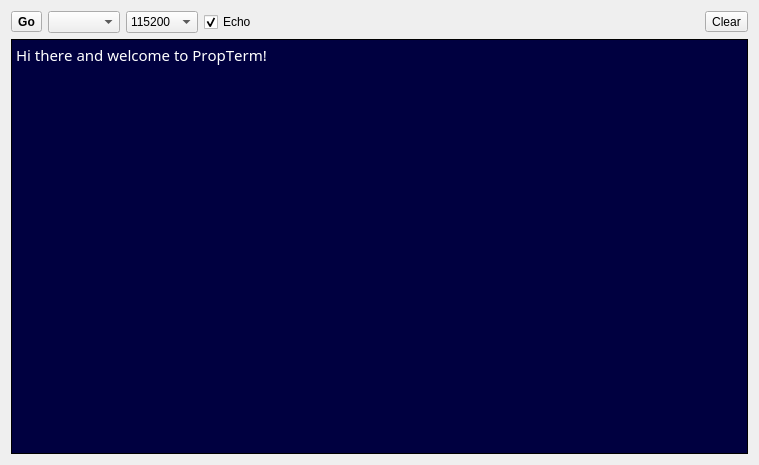
First picture: the form in propterm.ui, repository parallaxinc/PropellerIDE, before the edit.
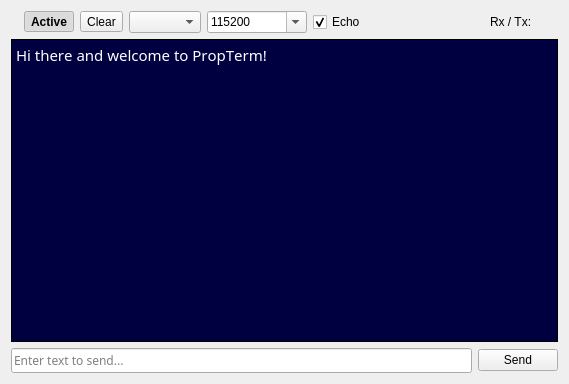
Second picture: the form after the edit. Icons and pictures are not drawn. Custom widgets are drawn as their Qt base class.

Commit message: IDE-140 Add input line to serial terminal

Diff of the .ui file:
```diff
--- a/propterm.ui
+++ b/propterm.ui
@@ -6,8 +6,8 @@
    <rect>
     <x>0</x>
     <y>0</y>
-    <width>759</width>
-    <height>465</height>
+    <width>569</width>
+    <height>384</height>
    </rect>
   </property>
   <property name="windowTitle">
@@ -16,6 +16,16 @@
   <layout class="QVBoxLayout" name="verticalLayout">
    <item>
     <layout class="QHBoxLayout" name="horizontalLayout">
+     <item>
+      <widget class="QLabel" name="activeLight">
+       <property name="text">
+        <string/>
+       </property>
+       <property name="pixmap">
+        <pixmap resource="icons/propterm/propterm.qrc">:/icons/propterm/led-green.png</pixmap>
+       </property>
+      </widget>
+     </item>
      <item>
       <widget class="QToolButton" name="enable">
        <property name="font">
@@ -31,11 +41,27 @@
         <string>Enable terminal</string>
        </property>
        <property name="text">
-        <string>Go</string>
+        <string>Active</string>
        </property>
        <property name="checkable">
         <bool>true</bool>
        </property>
+       <property name="checked">
+        <bool>true</bool>
+       </property>
+      </widget>
+     </item>
+     <item>
+      <widget class="QToolButton" name="clear">
+       <property name="toolTip">
+        <string>Clear all terminal text</string>
+       </property>
+       <property name="statusTip">
+        <string>Clear all terminal text</string>
+       </property>
+       <property name="text">
+        <string>Clear</string>
+       </property>
       </widget>
      </item>
      <item>
@@ -59,6 +85,12 @@
          <verstretch>0</verstretch>
         </sizepolicy>
        </property>
+       <property name="minimumSize">
+        <size>
+         <width>100</width>
+         <height>0</height>
+        </size>
+       </property>
        <property name="toolTip">
         <string>Select baud rate</string>
        </property>
@@ -66,7 +98,7 @@
         <string>Select baud rate</string>
        </property>
        <property name="editable">
-        <bool>false</bool>
+        <bool>true</bool>
        </property>
        <property name="currentIndex">
         <number>3</number>
@@ -117,7 +149,12 @@
       </widget>
      </item>
      <item>
-      <widget class="QCheckBox" name="echo">
+      <widget class="QCheckBox" name="checkEcho">
+       <property name="font">
+        <font>
+         <pointsize>9</pointsize>
+        </font>
+       </property>
        <property name="toolTip">
         <string>Enable terminal input echo</string>
        </property>
@@ -146,7 +183,22 @@
       </spacer>
      </item>
      <item>
-      <widget class="QToolButton" name="clear">
+      <widget class="QLabel" name="rxText">
+       <property name="font">
+        <font>
+         <pointsize>9</pointsize>
+        </font>
+       </property>
+       <property name="text">
+        <string>Rx / Tx:</string>
+       </property>
+       <property name="textFormat">
+        <enum>Qt::AutoText</enum>
+       </property>
+      </widget>
+     </item>
+     <item>
+      <widget class="QLabel" name="rxLight">
        <property name="toolTip">
         <string>Clear all terminal text</string>
        </property>
@@ -154,7 +206,26 @@
         <string>Clear all terminal text</string>
        </property>
        <property name="text">
-        <string>Clear</string>
+        <string/>
+       </property>
+       <property name="pixmap">
+        <pixmap resource="icons/propterm/propterm.qrc">:/icons/propterm/led-red.png</pixmap>
+       </property>
+      </widget>
+     </item>
+     <item>
+      <widget class="QLabel" name="txLight">
+       <property name="toolTip">
+        <string>Data transmitted indicator</string>
+       </property>
+       <property name="statusTip">
+        <string>Data transmitted indicator</string>
+       </property>
+       <property name="text">
+        <string/>
+       </property>
+       <property name="pixmap">
+        <pixmap resource="icons/propterm/propterm.qrc">:/icons/propterm/led-blue.png</pixmap>
        </property>
       </widget>
      </item>
@@ -607,6 +678,29 @@
      </property>
     </widget>
    </item>
+   <item>
+    <layout class="QHBoxLayout" name="horizontalLayout_2">
+     <item>
+      <widget class="QLineEdit" name="sendLineEdit">
+       <property name="font">
+        <font>
+         <family>Droid Sans Mono</family>
+        </font>
+       </property>
+       <property name="placeholderText">
+        <string>Enter text to send...</string>
+       </property>
+      </widget>
+     </item>
+     <item>
+      <widget class="QPushButton" name="sendButton">
+       <property name="text">
+        <string>Send</string>
+       </property>
+      </widget>
+     </item>
+    </layout>
+   </item>
   </layout>
  </widget>
  <customwidgets>
```
Left out of the diff: 10 changed lines with no effect on the pictures. The commit also changes 9 other files.
